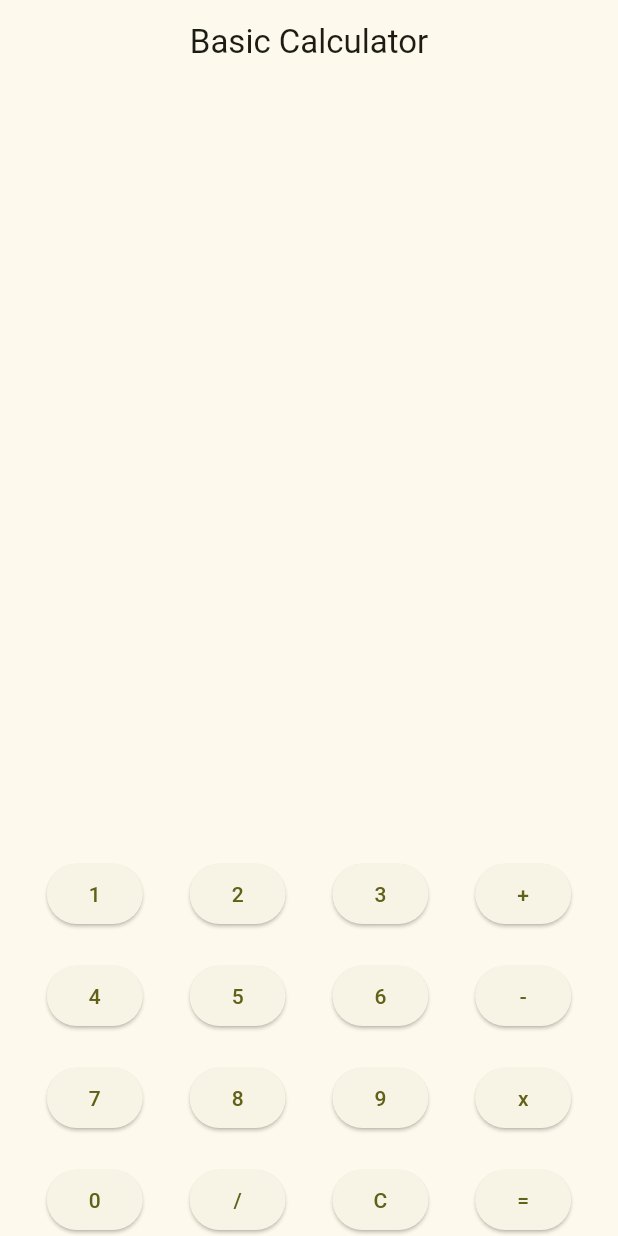
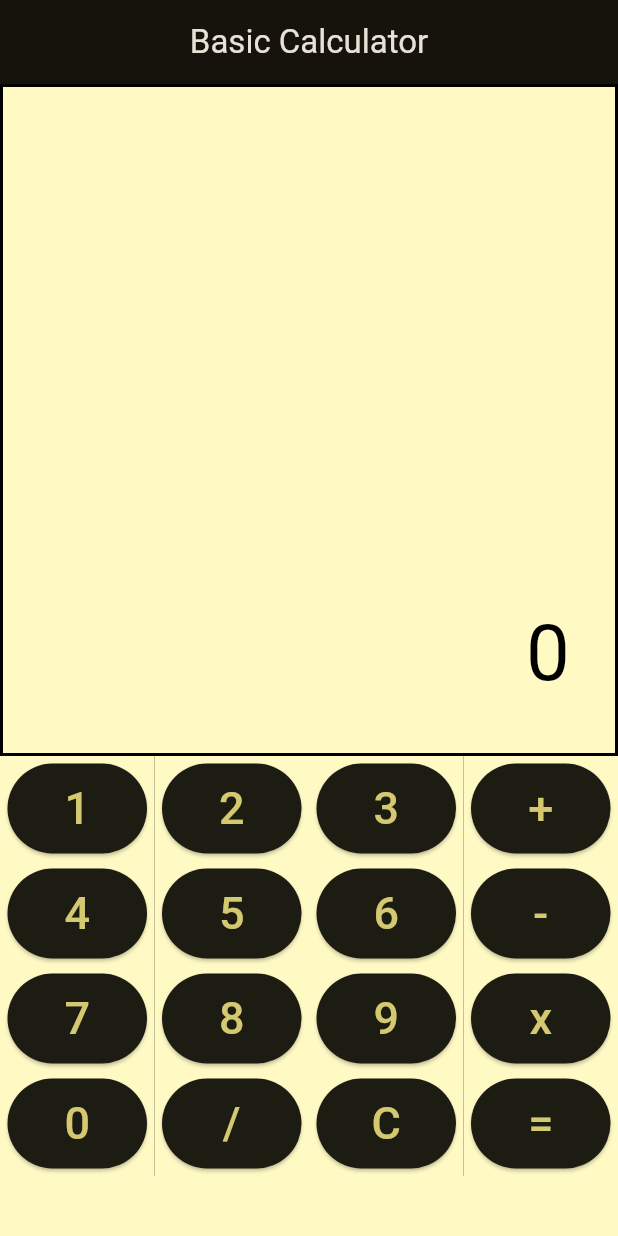
Before and after one commit to SanZarniLwin/Calculator, a Flutter app: the screen it shows after launch, on a phone screen of 412 x 824 dp. Run offline on Flutter 3.47's test engine with Material 3 defaults, Android fonts, the phone set to English and light mode, and no system bars.

Commit message:
Fixing depend on comments

```diff
--- a/lib/main.dart
+++ b/lib/main.dart
@@ -12,13 +12,17 @@ class Calculator extends StatefulWidget {
 }
 
 class _CalculatorState extends State<Calculator> {
-  String displayText = '';
+  String displayText = '0';
   double firstOperand = 0;
   String selectedOperator = '';
 
   void onNumberPressed(String number) {
     setState(() {
-      displayText += number;
+      if (displayText == '0') {
+        displayText = number;
+      } else {
+        displayText += number;
+      }
     });
   }
 
@@ -26,7 +30,7 @@ class _CalculatorState extends State<Calculator> {
     setState(() {
       firstOperand = double.tryParse(displayText) ?? 0;
       selectedOperator = operator;
-      displayText = '';
+      displayText = '0';
     });
   }
 
@@ -63,7 +67,7 @@ class _CalculatorState extends State<Calculator> {
 
   void clearAll() {
     setState(() {
-      displayText = '';
+      displayText = '0';
       firstOperand = 0;
       selectedOperator = '';
     });
@@ -75,8 +79,8 @@ class _CalculatorState extends State<Calculator> {
       debugShowCheckedModeBanner: false,
       theme: ThemeData(
         colorScheme: ColorScheme.fromSeed(
-          seedColor: Colors.yellowAccent,
-          brightness: Brightness.light,
+          seedColor: Colors.yellow,
+          brightness: Brightness.dark,
         ),
       ),
       home: Scaffold(
@@ -88,73 +92,193 @@ class _CalculatorState extends State<Calculator> {
           children: [
             Expanded(
               child: Container(
+                decoration: BoxDecoration(
+                  border: Border.all(color: Colors.black, width: 2),
+                  color: Colors.yellow[100],
+                ),
                 alignment: Alignment.bottomRight,
                 padding: const EdgeInsets.all(30),
                 child: Text(
                   displayText,
-                  style: const TextStyle(fontSize: 32),
+                  style: const TextStyle(fontSize: 52,
+                  color: Colors.black),
                 ),
               ),
             ),
             Row(
+
               mainAxisAlignment: MainAxisAlignment.spaceEvenly,
               children: [
-                ElevatedButton(
-                    onPressed: () => onNumberPressed('1'), child: Text('1')),
-                ElevatedButton(
-                    onPressed: () => onNumberPressed('2'), child: Text('2')),
-                ElevatedButton(
-                    onPressed: () => onNumberPressed('3'), child: Text('3')),
-                ElevatedButton(
-                    onPressed: () => onOperatorPressed('+'), child: Text('+')),
+                Expanded(
+                    child: Container(
+                      height: 70,
+                      color: Colors.yellow[100],
+                      padding: const EdgeInsets.all(5),
+                      child: ElevatedButton(
+                            onPressed: () => onNumberPressed('1'), child: Text('1', style: TextStyle(fontSize: 30))),
+                    ),
+                ),
+                Expanded(
+                  child: Container(
+                      height: 70,
+                      color: Colors.yellow[100],
+                      padding: const EdgeInsets.all(5),
+                    child: ElevatedButton(
+                        onPressed: () => onNumberPressed('2'), child: Text('2', style: TextStyle(fontSize: 30))),
+                  ),
+                ),
+                Expanded(
+                  child: Container(
+                      height: 70,
+                      color: Colors.yellow[100],
+                      padding: const EdgeInsets.all(5),
+                    child: ElevatedButton(
+                        onPressed: () => onNumberPressed('3'), child: Text('3', style: TextStyle(fontSize: 30))),
+                  ),
+                ),
+                Expanded(
+                  child: Container(
+                      height: 70,
+                      color: Colors.yellow[100],
+                      padding: const EdgeInsets.all(5),
+                    child: ElevatedButton(
+                        onPressed: () => onOperatorPressed('+'), child: Text('+', style: TextStyle(fontSize: 30))),
+                  ),
+                ),
               ],
             ),
-            SizedBox(
-              height: 20,
+            Container(
+              color: Colors.yellow[100],
             ),
             Row(
               mainAxisAlignment: MainAxisAlignment.spaceEvenly,
               children: [
-                ElevatedButton(
-                    onPressed: () => onNumberPressed('4'), child: Text('4')),
-                ElevatedButton(
-                    onPressed: () => onNumberPressed('5'), child: Text('5')),
-                ElevatedButton(
-                    onPressed: () => onNumberPressed('6'), child: Text('6')),
-                ElevatedButton(
-                    onPressed: () => onOperatorPressed('-'), child: Text('-')),
+                Expanded(
+                  child: Container(
+                      height: 70,
+                      color: Colors.yellow[100],
+                      padding: const EdgeInsets.all(5),
+                    child: ElevatedButton(
+                        onPressed: () => onNumberPressed('4'), child: Text('4', style: TextStyle(fontSize: 30))),
+                  ),
+                ),
+                Expanded(
+                  child: Container(
+                      height: 70,
+                      color: Colors.yellow[100],
+                      padding: const EdgeInsets.all(5),
+                    child: ElevatedButton(
+                        onPressed: () => onNumberPressed('5'), child: Text('5', style: TextStyle(fontSize: 30))),
+                  ),
+                ),
+                Expanded(
+                  child: Container(
+                      height: 70,
+                      color: Colors.yellow[100],
+                      padding: const EdgeInsets.all(5),
+                    child: ElevatedButton(
+                        onPressed: () => onNumberPressed('6'), child: Text('6', style: TextStyle(fontSize: 30))),
+                  ),
+                ),
+                Expanded(
+                  child: Container(
+                      height: 70,
+                      color: Colors.yellow[100],
+                      padding: const EdgeInsets.all(5),
+                    child: ElevatedButton(
+                        onPressed: () => onOperatorPressed('-'), child: Text('-', style: TextStyle(fontSize: 30))),
+                  ),
+                ),
               ],
             ),
-            SizedBox(
-              height: 20,
+            Container(
+              color: Colors.yellow[100],
             ),
             Row(
               mainAxisAlignment: MainAxisAlignment.spaceEvenly,
               children: [
-                ElevatedButton(
-                    onPressed: () => onNumberPressed('7'), child: Text('7')),
-                ElevatedButton(
-                    onPressed: () => onNumberPressed('8'), child: Text('8')),
-                ElevatedButton(
-                    onPressed: () => onNumberPressed('9'), child: Text('9')),
-                ElevatedButton(
-                    onPressed: () => onOperatorPressed('x'), child: Text('x')),
+                Expanded(
+                  child: Container(
+                      height: 70,
+                      color: Colors.yellow[100],
+                      padding: const EdgeInsets.all(5),
+                    child: ElevatedButton(
+                        onPressed: () => onNumberPressed('7'), child: Text('7', style: TextStyle(fontSize: 30))),
+                  ),
+                ),
+                Expanded(
+                  child: Container(
+                      height: 70,
+                      color: Colors.yellow[100],
+                      padding: const EdgeInsets.all(5),
+                    child: ElevatedButton(
+                        onPressed: () => onNumberPressed('8'), child: Text('8', style: TextStyle(fontSize: 30))),
+                  ),
+                ),
+                Expanded(
+                  child: Container(
+                      height: 70,
+                      color: Colors.yellow[100],
+                      padding: const EdgeInsets.all(5),
+                    child: ElevatedButton(
+                        onPressed: () => onNumberPressed('9'), child: Text('9', style: TextStyle(fontSize: 30))),
+                  ),
+                ),
+                Expanded(
+                  child: Container(
+                      height: 70,
+                      color: Colors.yellow[100],
+                      padding: const EdgeInsets.all(5),
+                    child: ElevatedButton(
+                        onPressed: () => onOperatorPressed('x'), child: Text('x', style: TextStyle(fontSize: 30))),
+                  ),
+                ),
               ],
             ),
-            SizedBox(
-              height: 20,
+            Container(
+              color: Colors.yellow[100],
             ),
             Row(
               mainAxisAlignment: MainAxisAlignment.spaceEvenly,
               children: [
-                ElevatedButton(
-                    onPressed: () => onNumberPressed('0'), child: Text('0')),
-                ElevatedButton(
-                    onPressed: () => onOperatorPressed('/'), child: Text('/')),
-                ElevatedButton(onPressed: clearAll, child: const Text('C')),
-                ElevatedButton(
-                    onPressed: calculateResult, child: const Text('=')),
+                Expanded(
+                    child: Container(
+                      height: 70,
+                      color: Colors.yellow[100],
+                      padding: const EdgeInsets.all(5),
+                      child: ElevatedButton(
+                          onPressed: () => onNumberPressed('0'), child: Text('0', style: TextStyle(fontSize: 30))),
+                    ),
+                ),
+                Expanded(
+                    child: Container(
+                      height: 70,
+                      color: Colors.yellow[100],
+                      padding: const EdgeInsets.all(5),
+                      child: ElevatedButton(
+                          onPressed: () => onOperatorPressed('/'), child: Text('/', style: TextStyle(fontSize: 30))),
+                    ),
+                ),
+                Expanded(
+                  child: Container(
+                      height: 70,
+                      color: Colors.yellow[100],
+                      padding: const EdgeInsets.all(5),child: ElevatedButton(onPressed: clearAll, child: const Text('C', style: TextStyle(fontSize: 30)))),
+                ),
+                Expanded(
+                    child: Container(
+                      height: 70,
+                      color: Colors.yellow[100],
+                      padding: const EdgeInsets.all(5),
+                      child: ElevatedButton(
+                          onPressed: calculateResult, child: const Text('=', style: TextStyle(fontSize: 30))),
+                    ),
+                ),
               ],
+            ),
+            Container(
+              color: Colors.yellow[100],
+              padding: EdgeInsets.all(20),
             ),
           ],
         ),
```
Also changed, not shown: pubspec.lock, 1 other file.
